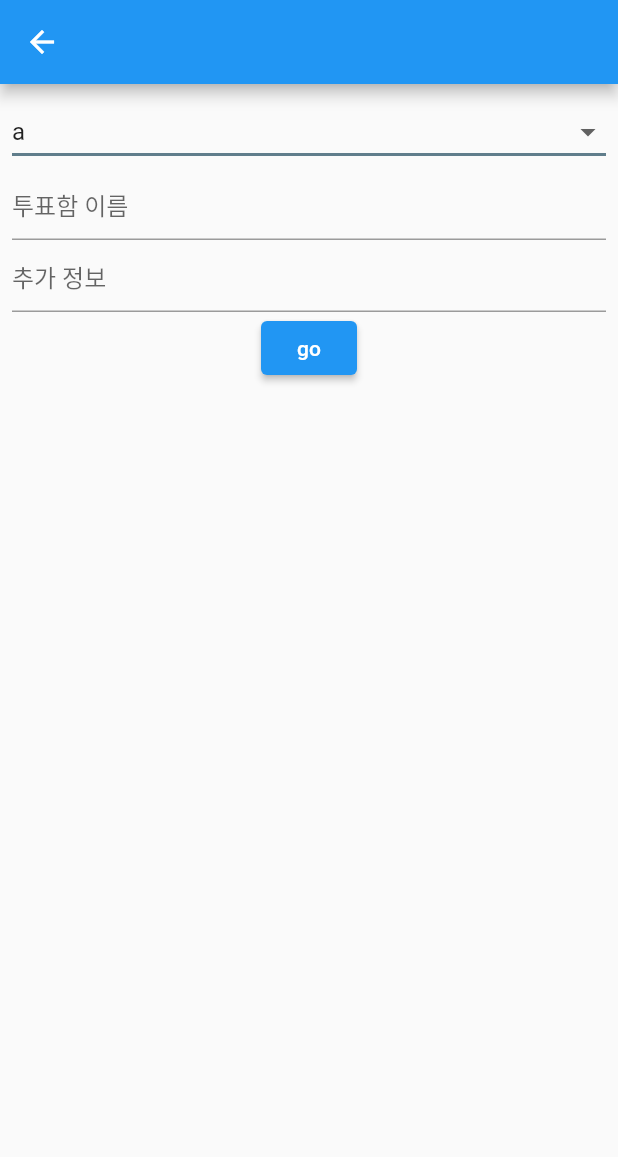
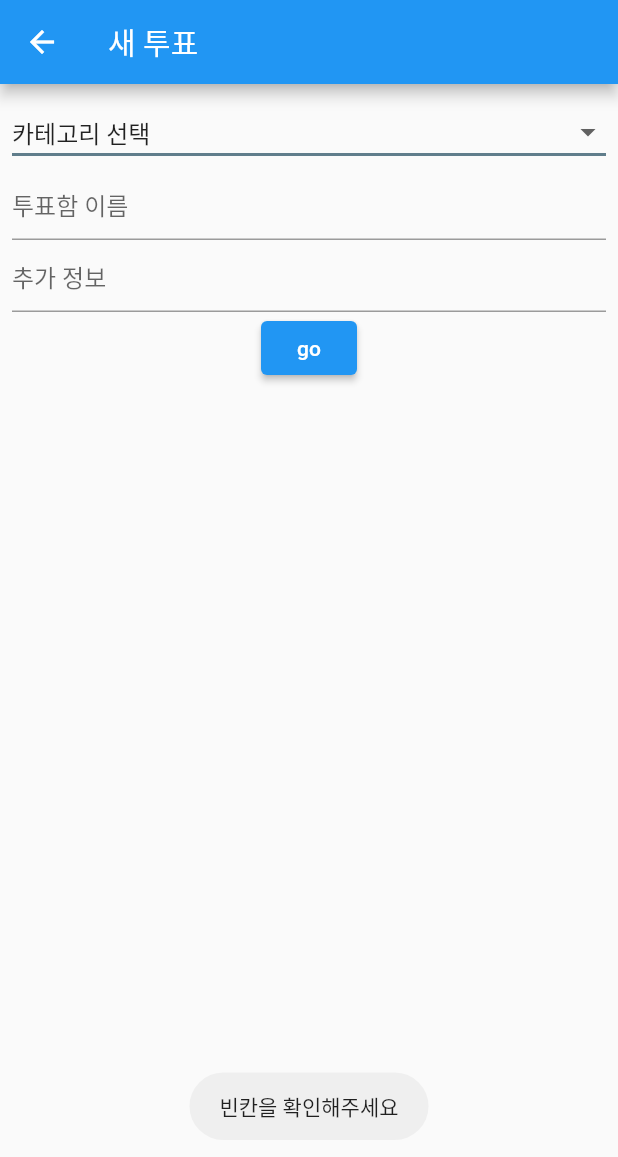
Before and after one commit to ryoush95/voteapp, a Flutter app: the voteAdd screen opened directly, after a tap on "go", on a phone screen of 412 x 824 dp. Shown: the top 1157 px of the screen. Run offline on Flutter 3.47's test engine with Material 2 defaults, Android fonts, the phone set to English and light mode, and no system bars; our stand-ins replace cloud_firestore, firebase_auth, firebase_core, firebase_storage, fluttertoast, get and 3 more; missing offline and left inert: need_resume; accounts and stored records are empty.

Commit message:
투표함 추가, 후보 추가 변경, 후보 자세히 보기 추가

```diff
--- a/lib/Controller/CategoryController.dart
+++ b/lib/Controller/CategoryController.dart
@@ -10,7 +10,6 @@ class CategoryController extends GetxController{
     await db.collection('category').get().then((value) =>
         value.docs.forEach((element) {
           list.add(element.data()['cate']);
-          // print(list);
         })
     );
   }
--- a/lib/Controller/VoteAddController.dart
+++ b/lib/Controller/VoteAddController.dart
@@ -1,11 +1,12 @@
 import 'package:cloud_firestore/cloud_firestore.dart';
 import 'package:flutter/material.dart';
+import 'package:fluttertoast/fluttertoast.dart';
 import 'package:get/get.dart';
 
 class VoteAddController extends GetxController {
   FirebaseFirestore db = FirebaseFirestore.instance;
   RxString category = ''.obs;
-  List<String> catelist = ['a', 'b', 'c'];
+  var catelist = ['카테고리 선택'].obs;
   TextEditingController titletxc = TextEditingController();
   TextEditingController memotxc = TextEditingController();
 
@@ -14,13 +15,25 @@ class VoteAddController extends GetxController {
   }
 
   @override
-  void onInit() {
+  void onInit() async {
     // TODO: implement onInit
     super.onInit();
+    cateList();
     category.value = catelist[0];
   }
 
+  void cateList() async {
+    await db
+        .collection('category')
+        .get()
+        .then((value) => value.docs.forEach((element) {
+              catelist.add(element.data()['cate']);
+              // print(list);
+            }));
+  }
+
   void add(String title, String memo) {
+    if (category.value != '카테고리 선택' && title != '' && memo != '') {
       db.collection('vote').add({
         'allcount': 0,
         'timestamp': Timestamp.now(),
@@ -28,11 +41,21 @@ class VoteAddController extends GetxController {
         'memo': memo,
         'category': category.value,
       });
+    } else {
+      Fluttertoast.showToast(
+        msg: '빈칸을 확인해주세요',
+        toastLength: Toast.LENGTH_SHORT,
+      );
+    }
   }
 
   // 스피너 목록
   List<DropdownMenuItem<String>> cateitem() {
-    return catelist.map<DropdownMenuItem<String>>((String value) {
+    List<String> list = [];
+    for (int i = 0; i < catelist.length; i++) {
+      list.add(catelist[i]);
+    }
+    return list.map<DropdownMenuItem<String>>((String value) {
       return DropdownMenuItem<String>(
         value: value,
         child: Text(value),
--- a/lib/Controller/VoteController.dart
+++ b/lib/Controller/VoteController.dart
@@ -1,6 +1,5 @@
 import 'package:cloud_firestore/cloud_firestore.dart';
 import 'package:firebase_auth/firebase_auth.dart';
-import 'package:firebase_storage/firebase_storage.dart';
 import 'package:flutter/material.dart';
 import 'package:get/get.dart';
 
@@ -8,11 +7,10 @@ import '../model.dart';
 
 class VoteController extends GetxController {
   FirebaseFirestore db = FirebaseFirestore.instance;
-  FirebaseAuth _auth = FirebaseAuth.instance;
+  final FirebaseAuth _auth = FirebaseAuth.instance;
   RxList<dynamic> votelist = <dynamic>[].obs;
   RxInt num = 0.obs;
   RxString uid = ''.obs;
-  var fs = FirebaseStorage.instance.ref('profile');
   String? imageUrl;
   List mylist = [];
 
--- a/lib/screen/addCandidate.dart
+++ b/lib/screen/addCandidate.dart
@@ -31,7 +31,9 @@ class _AddCandidateState extends State<AddCandidate> {
     c.uid.value = Get.arguments;
 
     return Scaffold(
-      appBar: AppBar(),
+      appBar: AppBar(
+        title: const Text('후보등록'),
+      ),
       body: Padding(
         padding: const EdgeInsets.all(8.0),
         child: SingleChildScrollView(
--- a/lib/screen/voteAdd.dart
+++ b/lib/screen/voteAdd.dart
@@ -15,7 +15,9 @@ class voteAdd extends StatelessWidget {
         FocusScope.of(context).unfocus();
       },
       child: Scaffold(
-        appBar: AppBar(),
+        appBar: AppBar(
+          title: const Text('새 투표'),
+        ),
         body: Padding(
           padding: const EdgeInsets.all(8.0),
           child: Obx(
--- a/lib/screen/votelist.dart
+++ b/lib/screen/votelist.dart
@@ -40,7 +40,7 @@ class _VoteListState extends State<VoteList> {
 
     Future onRefresh() async {
       // monitor network fetch
-      await Future.delayed(Duration(milliseconds: 1000));
+      await Future.delayed(const Duration(milliseconds: 1000));
       // if failed,use refreshFailed()
       c.list.clear();
       c.init(widget.arguments);
@@ -83,7 +83,7 @@ class _VoteListState extends State<VoteList> {
                                     ),
                                   ),
                                   Text(
-                                    '${c.list[index].votecount.toString()} 표',
+                                    '${c.list[index].votecount.toString()}명 참여중',
                                     style: const TextStyle(
                                       fontSize: 20.0,
                                     ),
```
Also changed, not shown: lib/Controller/BoardViewController.dart (+9 -1 lines), lib/Controller/VoteDetailController.dart (added, +37 -0 lines), lib/Controller/addCandidateController.dart (+6 -6 lines), lib/screen/bottomNavigation.dart (+5 -5 lines), lib/screen/vote.dart (+31 -3 lines), lib/screen/voteDetail.dart (added, +45 -0 lines). Lines whose indentation alone changed are shown as unchanged.
